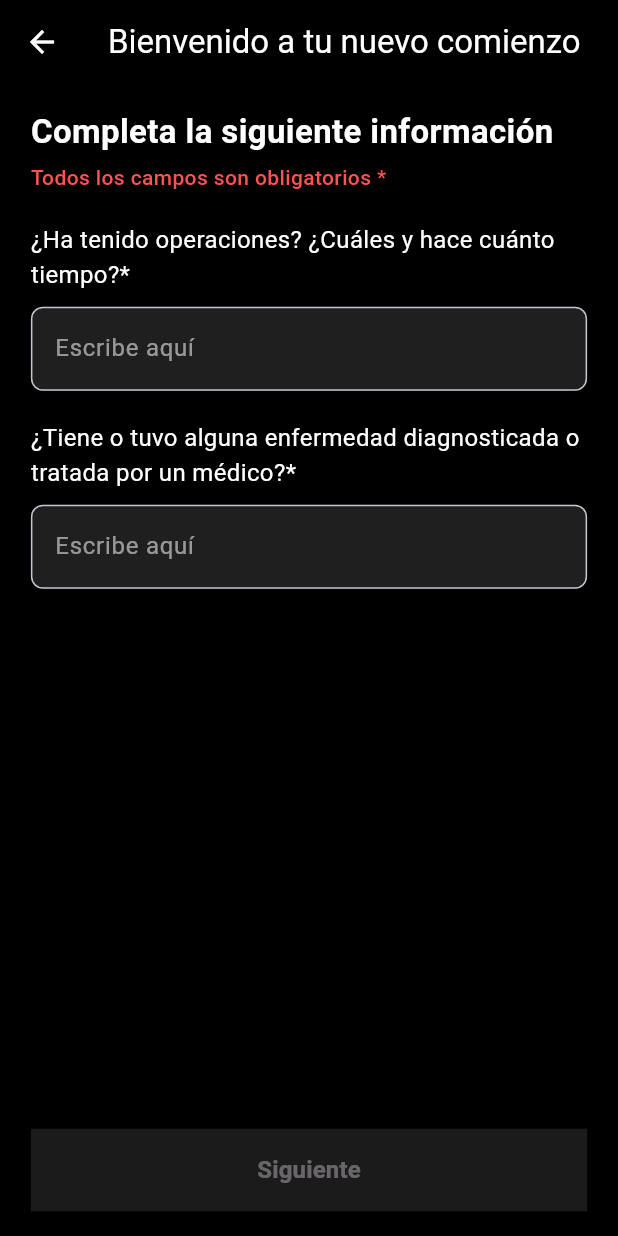
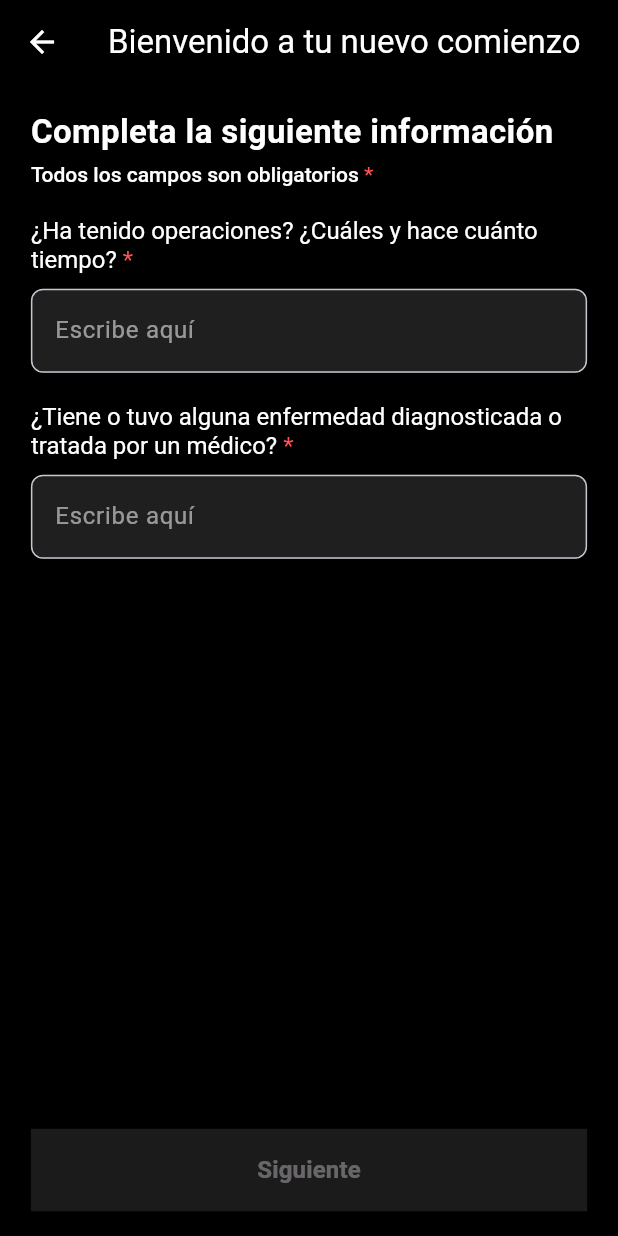
Before and after one commit to sebastian-monroy/prueba_keppri, a Flutter app: the screen it shows after launch, on a phone screen of 412 x 824 dp. Run offline on Flutter 3.47's test engine with Material 3 defaults, Android fonts, the phone set to English and light mode, and no system bars.

Commit message:
finalizando el proyecto

```diff
--- a/lib/screens/AnamnesisStep1.dart
+++ b/lib/screens/AnamnesisStep1.dart
@@ -20,7 +20,7 @@ class Anamnesisstep1 extends StatelessWidget {
         backgroundColor: Colors.black,
         titleColor: Colors.white,
         leadingIcon: Icons.arrow_back,
-        onLeadingPressed: (){
+        onLeadingPressed: () {
           Navigator.pop(context);
         },
       ),
@@ -45,20 +45,44 @@ class Anamnesisstep1 extends StatelessWidget {
                   ),
                 ),
                 const SizedBox(height: 5),
-                const Text(
-                  'Todos los campos son obligatorios *',
+                RichText(
+                  text: const TextSpan(
+                    text: 'Todos los campos son obligatorios ',
+                    style: TextStyle(
+                      color: Colors.white,
+                      fontSize: 14,
+                      fontWeight: FontWeight.w500,
+                    ),
+                    children: [
+                      TextSpan(
+                        text: '*',
                         style: TextStyle(
                           color: Colors.redAccent,
                           fontSize: 14,
                           fontWeight: FontWeight.w500,
                         ),
                       ),
+                    ],
+                  ),
+                ),
                 const SizedBox(height: 20),
-                const Text(
-                  '¿Ha tenido operaciones? ¿Cuáles y hace cuánto tiempo?*',
+                RichText(
+                  text: const TextSpan(
+                    text:
+                        '¿Ha tenido operaciones? ¿Cuáles y hace cuánto tiempo? ',
                     style: TextStyle(
                       color: Colors.white,
                       fontSize: 16,
+                    ),
+                    children: [
+                      TextSpan(
+                        text: '*',
+                        style: TextStyle(
+                          color: Colors.redAccent,
+                          fontSize: 16,
+                        ),
+                      ),
+                    ],
                   ),
                 ),
                 const SizedBox(height: 10),
@@ -79,11 +103,23 @@ class Anamnesisstep1 extends StatelessWidget {
                       : null,
                 ),
                 const SizedBox(height: 20),
-                const Text(
-                  '¿Tiene o tuvo alguna enfermedad diagnosticada o tratada por un médico?*',
+                RichText(
+                  text: const TextSpan(
+                    text:
+                        '¿Tiene o tuvo alguna enfermedad diagnosticada o tratada por un médico? ',
                     style: TextStyle(
                       color: Colors.white,
                       fontSize: 16,
+                    ),
+                    children: [
+                      TextSpan(
+                        text: '*',
+                        style: TextStyle(
+                          color: Colors.redAccent,
+                          fontSize: 16,
+                        ),
+                      ),
+                    ],
                   ),
                 ),
                 const SizedBox(height: 10),
```
Also changed, not shown: lib/screens/AnamnesisStep2 .dart (+33 -6 lines). Lines whose indentation alone changed are shown as unchanged.
